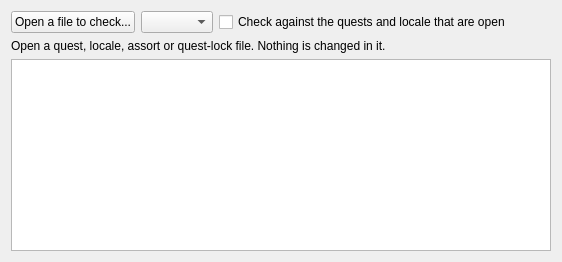
Old version of the form src_new/ui/designer/check_page.ui in the repository ThePi1/SPT-Trader-Builder.
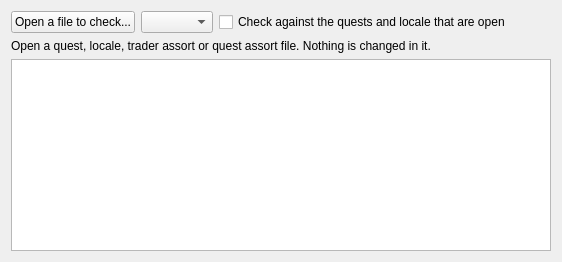
New version of the form.

Commit message:
Call the quest locks file "quest assort" everywhere it is named
The File menu's submenu, the import window's Type list and its counts, the
Open, Import and Save window titles, the unsaved-changes prompts, the Schema
Explorer's file types and messages, the export window and the README now say
"Quest assort", matching the files strip. The code's own names and comments
about locks are unchanged.

```diff
--- a/src_new/ui/designer/check_page.ui
+++ b/src_new/ui/designer/check_page.ui
@@ -40,7 +40,7 @@
    <item>
     <widget class="QLabel" name="summary">
      <property name="text">
-      <string>Open a quest, locale, assort or quest-lock file. Nothing is changed in it.</string>
+      <string>Open a quest, locale, trader assort or quest assort file. Nothing is changed in it.</string>
      </property>
      <property name="wordWrap">
       <bool>true</bool>
```
The commit also changes 15 other files.
